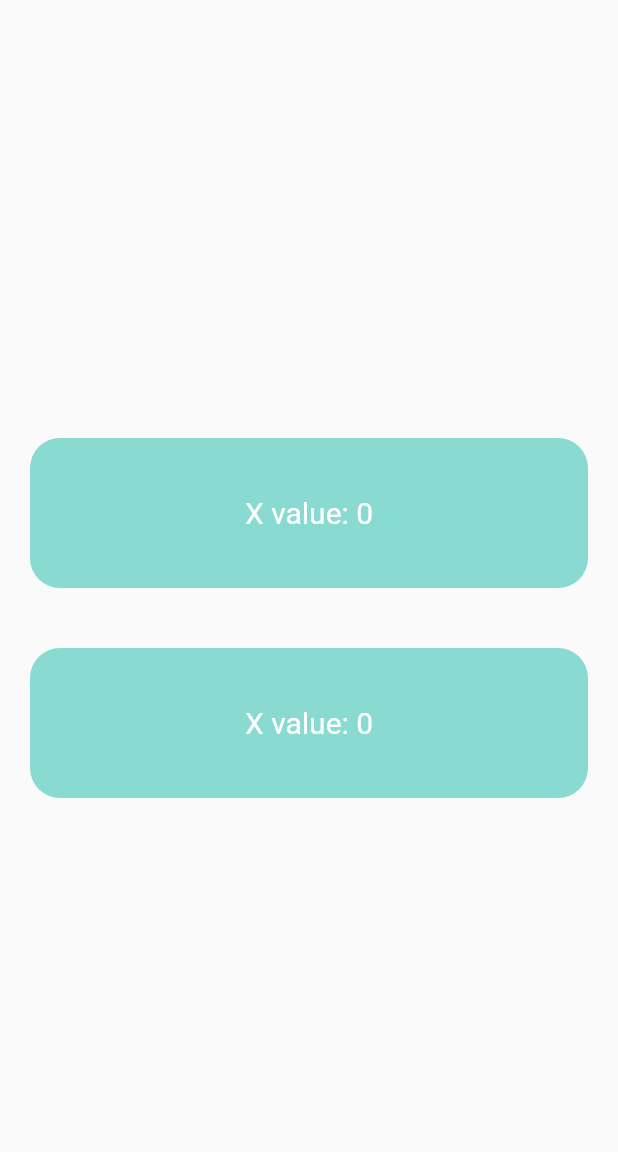
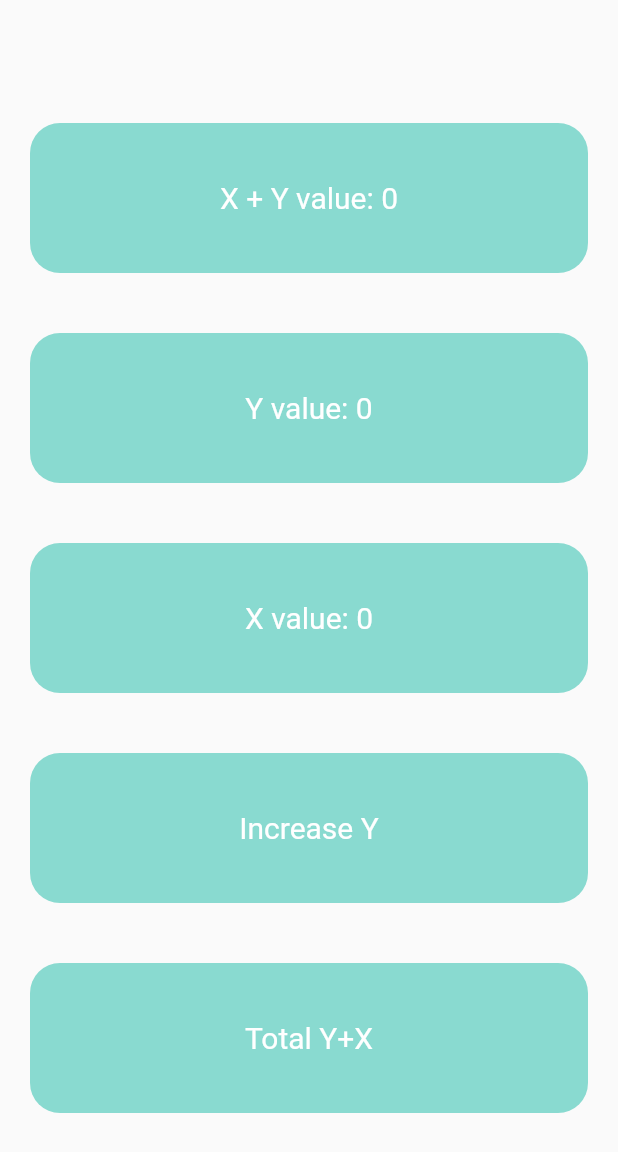
Before and after one commit to Nuri801/GetX, a Flutter app: the ThirdPage screen opened directly, on a phone screen of 412 x 824 dp. Shown: the top 1152 px of the screen. Run offline on Flutter 3.47's test engine with Material 2 defaults, Android fonts, the phone set to English and light mode, and no system bars; our stand-ins replace get.

Commit message:
Controllers and GetBuilders

```diff
--- a/lib/controllers/tap_controller.dart
+++ b/lib/controllers/tap_controller.dart
@@ -8,6 +8,15 @@ class TapController extends GetxController {
   RxInt _y = 0.obs;
 
   RxInt get y => _y;
+
+  int _z=0;
+  int get z=>_z;
+
+  void totalXY(){
+    _z = x+_y.value;
+    update();
+    print(_z);
+  }
 
   void increaseX() {
     _x++;
--- a/lib/third_page.dart
+++ b/lib/third_page.dart
@@ -9,17 +9,52 @@ class ThirdPage extends StatelessWidget {
 
   @override
   Widget build(BuildContext context) {
-
-    // TapController controller = Get.find();
+    TapController controller = Get.find();
 
     return Scaffold(
       body: Column(
         mainAxisAlignment: MainAxisAlignment.center,
         children: [
+          GetBuilder<TapController>(
+            builder: (_) {
+              return Container(
+                margin: const EdgeInsets.all(20),
+                width: double.maxFinite,
+                height: 100,
+                decoration: BoxDecoration(
+                  borderRadius: BorderRadius.circular(20),
+                  color: Color(0xFF89dad0),
+                ),
+                child: Center(
+                  child: Text(
+                    "X + Y value: " + Get.find<TapController>().z.toString(),
+                    style: TextStyle(fontSize: 20, color: Colors.white),
+                  ),
+                ),
+              );
+            },
+          ),
+          Obx(
+            () => Container(
+              margin: const EdgeInsets.all(20),
+              width: double.maxFinite,
+              height: 100,
+              decoration: BoxDecoration(
+                borderRadius: BorderRadius.circular(20),
+                color: Color(0xFF89dad0),
+              ),
+              child: Center(
+                child: Text(
+                  "Y value: " + Get.find<TapController>().y.value.toString(),
+                  style: TextStyle(fontSize: 20, color: Colors.white),
+                ),
+              ),
+            ),
+          ),
           GestureDetector(
             onTap: () {
               // controller.increaseX();
-              Get.to(()=> MyHomePage());
+              Get.to(() => MyHomePage());
             },
             child: Container(
               margin: const EdgeInsets.all(20),
@@ -27,18 +62,19 @@ class ThirdPage extends StatelessWidget {
               height: 100,
               decoration: BoxDecoration(
                   borderRadius: BorderRadius.circular(20),
-                  color: Color(0xFF89dad0)
-              ),
-              child: Center(child: Text("X value: " + Get.find<TapController>().x.toString(), style: TextStyle(
-                  fontSize: 20,
-                  color: Colors.white
-              ),)),
+                  color: Color(0xFF89dad0)),
+              child: Center(
+                  child: Text(
+                "X value: " + Get.find<TapController>().x.toString(),
+                style: TextStyle(fontSize: 20, color: Colors.white),
+              )),
             ),
           ),
           GestureDetector(
             onTap: () {
-              // controller.increaseX();
-              Get.to(()=> MyHomePage());
+              Get.find<TapController>().increaseY();
+              // controller.increaseY();
+              // Get.to(()=> MyHomePage());
             },
             child: Container(
               margin: const EdgeInsets.all(20),
@@ -46,14 +82,34 @@ class ThirdPage extends StatelessWidget {
               height: 100,
               decoration: BoxDecoration(
                   borderRadius: BorderRadius.circular(20),
-                  color: Color(0xFF89dad0)
-              ),
-              child: Center(child: Text("X value: " + Get.find<TapController>().x.toString(), style: TextStyle(
-                  fontSize: 20,
-                  color: Colors.white
-              ),)),
+                  color: Color(0xFF89dad0)),
+              child: Center(
+                  child: Text(
+                "Increase Y",
+                style: TextStyle(fontSize: 20, color: Colors.white),
+              )),
             ),
-          )
+          ),
+          GestureDetector(
+            onTap: () {
+              Get.find<TapController>().totalXY();
+              // controller.increaseY();
+              // Get.to(()=> MyHomePage());
+            },
+            child: Container(
+              margin: const EdgeInsets.all(20),
+              width: double.maxFinite,
+              height: 100,
+              decoration: BoxDecoration(
+                  borderRadius: BorderRadius.circular(20),
+                  color: Color(0xFF89dad0)),
+              child: Center(
+                  child: Text(
+                "Total Y+X",
+                style: TextStyle(fontSize: 20, color: Colors.white),
+              )),
+            ),
+          ),
         ],
       ),
     );
```
Also changed, not shown: lib/first_page.dart (+0 -13 lines), lib/controllers/list_controller.dart (added).
